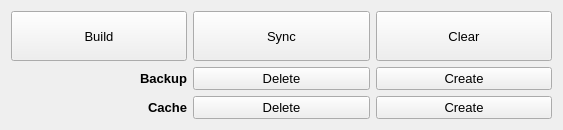
This is src2/plugin/rootbuilder/ui/rootbuilder_actions.ui in Kezyma/ModOrganizer-Plugins as Qt 5 draws it before an edit. The edited form follows.
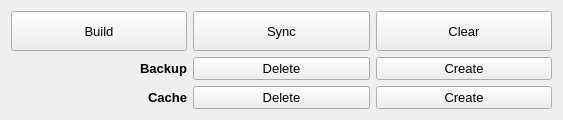
This is the edited form.

The edit to the form file:
```diff
--- a/src2/plugin/rootbuilder/ui/rootbuilder_actions.ui
+++ b/src2/plugin/rootbuilder/ui/rootbuilder_actions.ui
@@ -7,13 +7,13 @@
     <x>0</x>
     <y>0</y>
     <width>563</width>
-    <height>130</height>
+    <height>120</height>
    </rect>
   </property>
   <property name="minimumSize">
    <size>
     <width>0</width>
-    <height>130</height>
+    <height>120</height>
    </size>
   </property>
   <property name="windowTitle">
```
